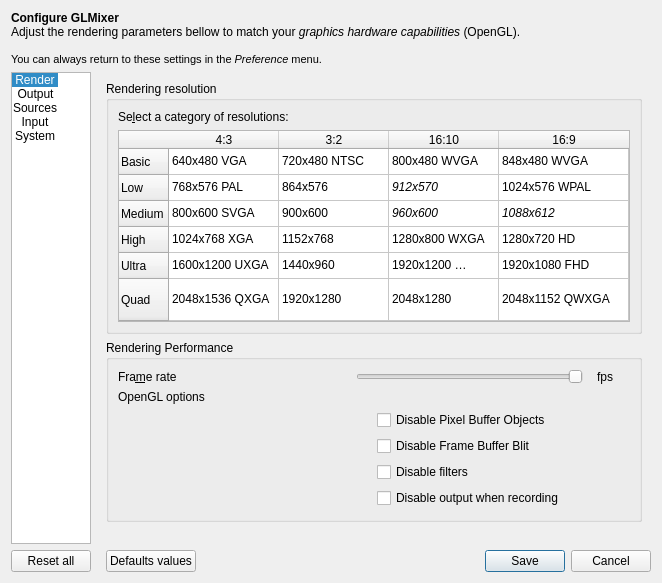
Before: the Qt Designer form src/UserPreferencesDialog.ui in markus-wa/glmixer-mirror, drawn with Qt 5.
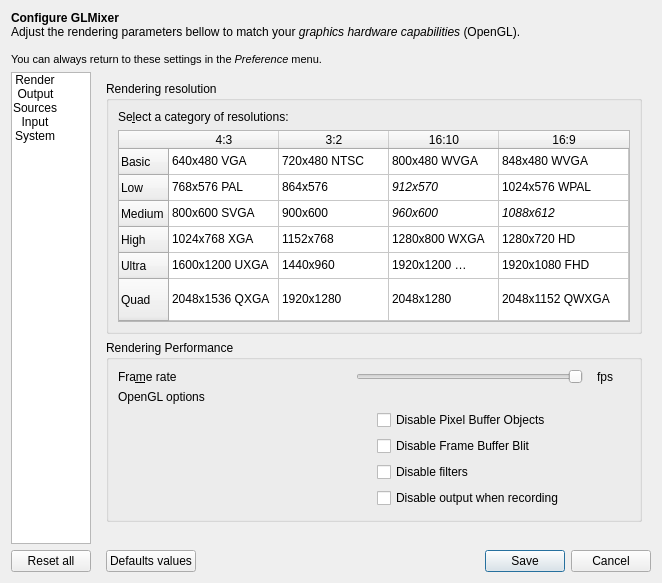
After: the same form once the commit is applied. Icons and pictures are not drawn. Custom widgets are drawn as their Qt base class.

Commit message: Updated icons in user preference (following changes from copy-paste icons).

What changed in the file:
```diff
--- a/src/UserPreferencesDialog.ui
+++ b/src/UserPreferencesDialog.ui
@@ -123,7 +123,7 @@
           <bool>false</bool>
          </property>
          <property name="currentRow">
-          <number>0</number>
+          <number>-1</number>
          </property>
          <item>
           <property name="text">
@@ -133,7 +133,7 @@
            <string>Rendering and performance</string>
           </property>
           <property name="textAlignment">
-           <set>AlignCenter</set>
+           <set>AlignHCenter|AlignVCenter|AlignCenter</set>
           </property>
           <property name="icon">
            <iconset resource="../icons.qrc">
@@ -151,7 +151,7 @@
            <string>Video output and recording</string>
           </property>
           <property name="textAlignment">
-           <set>AlignCenter</set>
+           <set>AlignHCenter|AlignVCenter|AlignCenter</set>
           </property>
           <property name="icon">
            <iconset resource="../icons.qrc">
@@ -169,7 +169,7 @@
            <string>Default source properties</string>
           </property>
           <property name="textAlignment">
-           <set>AlignCenter</set>
+           <set>AlignHCenter|AlignVCenter|AlignCenter</set>
           </property>
           <property name="icon">
            <iconset resource="../icons.qrc">
@@ -187,7 +187,7 @@
            <string>User interface</string>
           </property>
           <property name="textAlignment">
-           <set>AlignCenter</set>
+           <set>AlignHCenter|AlignVCenter|AlignCenter</set>
           </property>
           <property name="icon">
            <iconset resource="../icons.qrc">
@@ -205,7 +205,7 @@
            <string>System and user preference</string>
           </property>
           <property name="textAlignment">
-           <set>AlignCenter</set>
+           <set>AlignHCenter|AlignVCenter|AlignCenter</set>
           </property>
           <property name="icon">
            <iconset resource="../icons.qrc">
```
Left out of the diff: 2 changed lines with no effect on the pictures. The commit also changes 2 other files.
